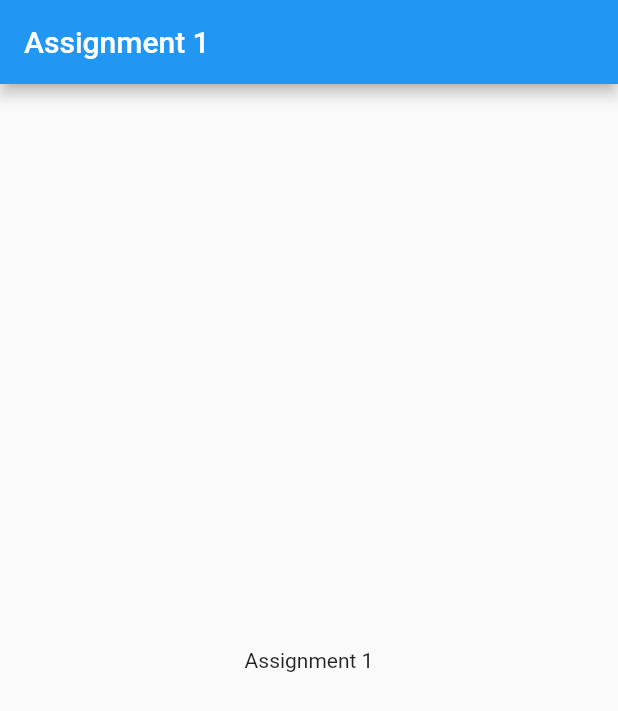
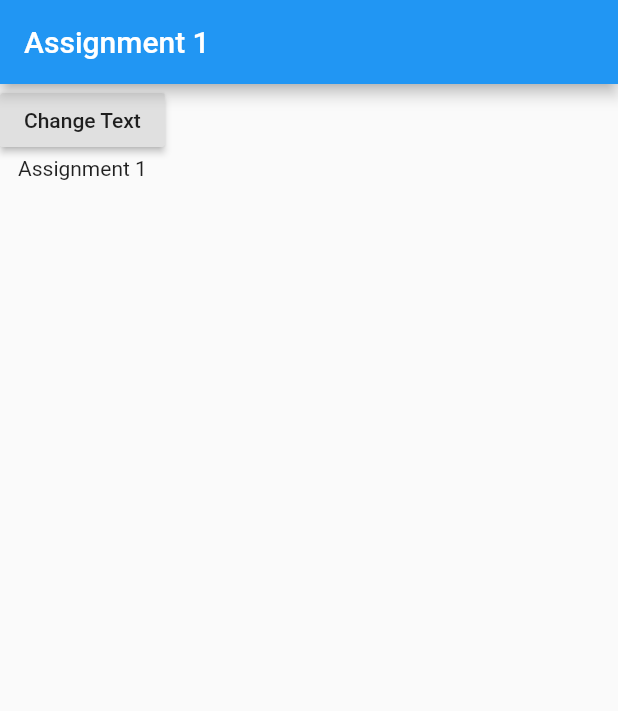
Before and after one commit to loveleenkaurnancy/flutter_assignment1, a Flutter app: the screen it shows after launch, on a phone screen of 412 x 824 dp. Shown: the top 711 px of the screen. Run offline on Flutter 3.47's test engine with Material 2 defaults, Android fonts, the phone set to English and light mode, and no system bars.

Commit message:
Assignment Completed

```diff
--- a/lib/main.dart
+++ b/lib/main.dart
@@ -5,18 +5,21 @@
 
 import 'package:flutter/material.dart';
 
+import './text_control.dart';
+
 main() {
-    runApp(MyApp());
-  }
+  runApp(MyApp());
+}
 
 class MyApp extends StatelessWidget {
   @override
   Widget build(BuildContext context) {
     return MaterialApp(
-      home: Scaffold(appBar: AppBar(
-        title: Text('Assignment 1'),
+      home: Scaffold(
+        appBar: AppBar(
+          title: Text('Assignment 1'),
         ),
-        body: Center(child: Text('Assignment 1'),),
+        body: TextControl(),
       ),
     );
   }
--- /dev/null
+++ b/lib/text_control.dart
@@ -0,0 +1,30 @@
+import 'package:flutter/material.dart';
+import './text_output.dart';
+
+class TextControl extends StatefulWidget {
+  @override
+    State<StatefulWidget> createState() {
+      return _TextControlState();
+    }
+}
+
+class _TextControlState extends State<TextControl> {
+  String _mainText = 'Assignment 1';
+
+  @override
+    Widget build(BuildContext context) {
+      return Column(
+          children: [
+            RaisedButton(
+              onPressed: () {
+                setState(() {
+                  _mainText = 'This changed';
+                });
+              },
+              child: Text('Change Text'),
+            ),
+            TextOutput(_mainText)
+          ],
+        );
+    }
+}
--- /dev/null
+++ b/lib/text_output.dart
@@ -0,0 +1,12 @@
+import 'package:flutter/material.dart';
+
+class TextOutput extends StatelessWidget {
+  final String mainText;
+
+  TextOutput(this.mainText);
+
+  @override
+    Widget build(BuildContext context) {
+      return Text(mainText);
+    }
+}
```
